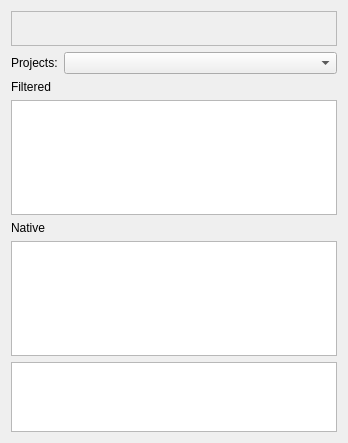
This is v2/branches/xupmanager/gui/XUPProjectManager.ui in testmana2/mks as Qt 5 draws it before an edit. The edited form follows.
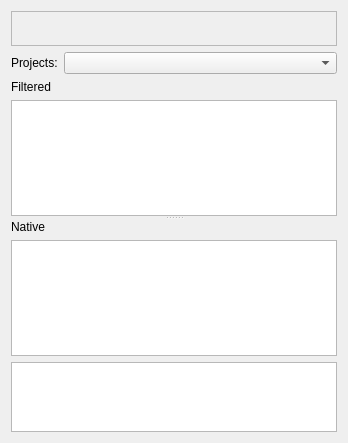
This is the edited form.

Commit message: Add a splitter for views

Diff of the .ui file:
```diff
--- a/v2/branches/xupmanager/gui/XUPProjectManager.ui
+++ b/v2/branches/xupmanager/gui/XUPProjectManager.ui
@@ -12,7 +12,7 @@
   <property name="windowTitle" >
    <string>Project Manager</string>
   </property>
-  <layout class="QVBoxLayout" name="verticalLayout" >
+  <layout class="QVBoxLayout" name="verticalLayout_3" >
    <item>
     <widget class="QFrame" name="frame" >
      <property name="frameShape" >
@@ -91,6 +91,13 @@
     </layout>
    </item>
    <item>
+    <widget class="QSplitter" name="splitter" >
+     <property name="orientation" >
+      <enum>Qt::Vertical</enum>
+     </property>
+     <widget class="QWidget" name="" >
+      <layout class="QVBoxLayout" name="verticalLayout" >
+       <item>
     <widget class="QLabel" name="label" >
      <property name="text" >
       <string>Filtered</string>
@@ -100,6 +107,10 @@
    <item>
     <widget class="QTreeView" name="tvCurrentProject" />
    </item>
+      </layout>
+     </widget>
+     <widget class="QWidget" name="" >
+      <layout class="QVBoxLayout" name="verticalLayout_2" >
    <item>
     <widget class="QLabel" name="label_2" >
      <property name="text" >
@@ -109,6 +120,10 @@
    </item>
    <item>
     <widget class="QTreeView" name="tvNative" />
+       </item>
+      </layout>
+     </widget>
+    </widget>
    </item>
    <item>
     <widget class="QPlainTextEdit" name="pteLog" >
```
Lines whose indentation alone changed are shown as unchanged.
